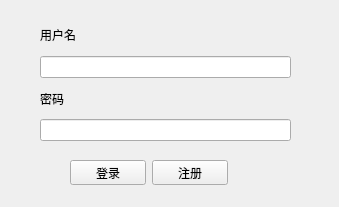
Before: the Qt Designer form login.ui in 2001hhhu/Ptms, drawn with Qt 5.
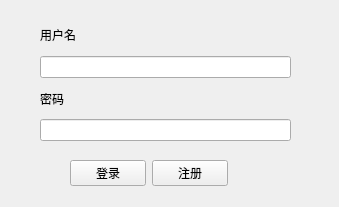
After: the same form once the commit is applied.

The edit to the form file:
```diff
--- a/login.ui
+++ b/login.ui
@@ -51,7 +51,7 @@
      <x>70</x>
      <y>160</y>
      <width>158</width>
-     <height>25</height>
+     <height>26</height>
     </rect>
    </property>
    <layout class="QHBoxLayout" name="horizontalLayout">
```
Left out of the diff: 6 changed lines with no effect on the pictures.
